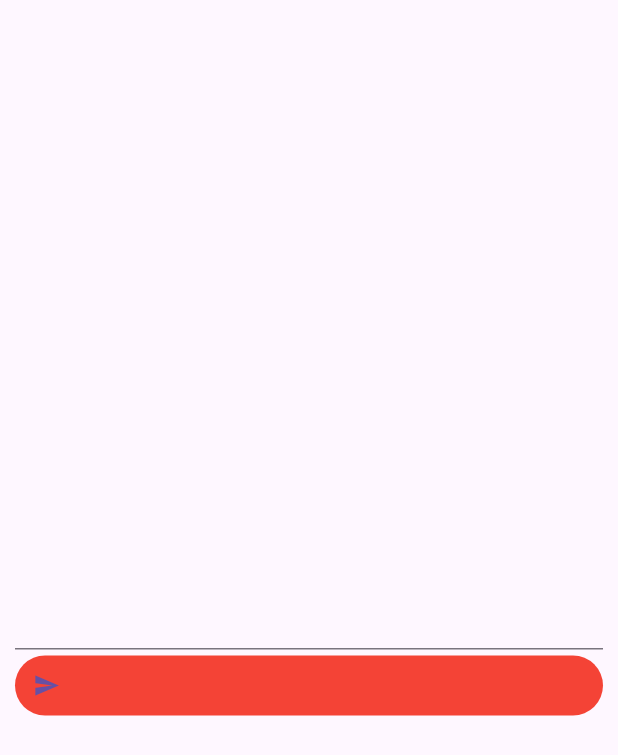
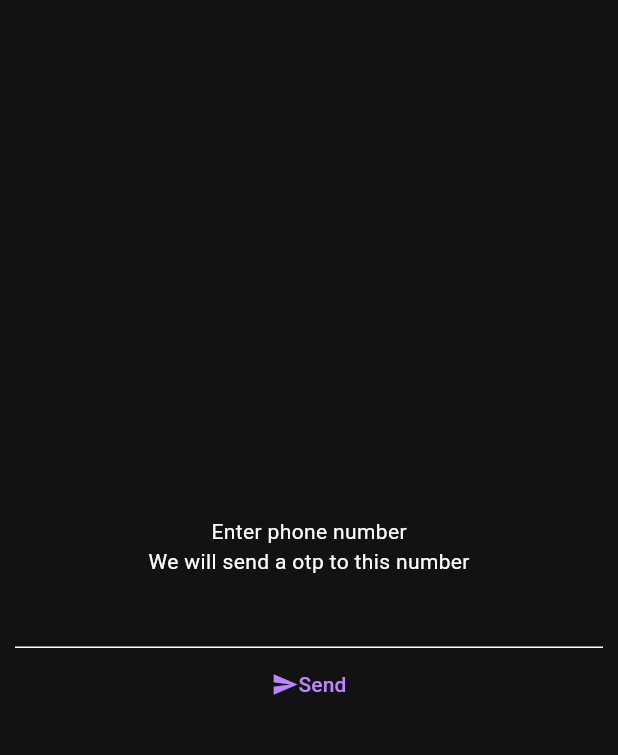
Before and after one commit to russianbulbasaur/LudoBattle, a Flutter app: the screen it shows after launch, on a phone screen of 412 x 824 dp. Shown: the top 755 px of the screen. Run offline on Flutter 3.47's test engine with Material 3 defaults, Android fonts, the phone set to English and light mode, and no system bars; our stand-ins replace equatable, firebase_auth, firebase_core, flutter_bloc, flutter_screenutil; accounts and stored records are empty.

Commit message:
Login page compl

```diff
--- a/lib/blocs/login/LoginBloc.dart
+++ b/lib/blocs/login/LoginBloc.dart
@@ -2,20 +2,21 @@ import 'package:flutter/material.dart';
 import 'package:flutter_bloc/flutter_bloc.dart';
 import 'package:ludo_macha/blocs/login/LoginBlocEvents.dart';
 import 'package:ludo_macha/blocs/login/LoginBlocStates.dart';
+import 'package:ludo_macha/repositories/login/login_repository.dart';
 
 class LoginBloc extends Bloc<LoginBlocEvent,LoginBlocState>{
-  LoginBloc():super(PhoneNumberState("", "", Icons.send, "",
-      Colors.red, "",LoginState.name,false)) {
-    on<OtpRequestedEvent>((event,emit) => emit(SendingOTPState("", "",
-        Icons.abc, "", Colors.black, "", LoginState.sendingOTP, true)));
-    on<OTPSentEvent>((event,emit) => emit(OTPState("", "",
-        Icons.abc, "", Colors.blue, "", LoginState.sendingOTP, true)));
-    on<OtpVerificationEvent>((event,emit) => emit(VerifyingOTPState("", "",
-        Icons.abc, "", Colors.green, "", LoginState.sendingOTP, true)));
-    on<OTPVerifiedEvent>((event,emit) => emit(NameState("", "",
-        Icons.abc, "", Colors.yellow, "", LoginState.sendingOTP, true)));
-    on<NameUploadEvent>((event,emit) => emit(UploadingNameState("", "",
-        Icons.abc, "", Colors.teal, "", LoginState.sendingOTP, true)));
+  final LoginRepository repo;
+  LoginBloc(this.repo):super(PhoneNumberState(LoginState.phone,false)) {
+    on<OtpRequestedEvent>((event,emit){
+      emit(SendingOTPState(LoginState.sendingOTP, true));
+      repo.sendOTP(event.phone,event.bloc);
+    });
+    on<OTPVerificationFailedEvent>((event,emit) => emit(ErrorState(LoginState.errorState,
+        false, "Failed to send otp")));
+    on<OTPSentEvent>((event,emit) => emit(OTPState(LoginState.otp, true)));
+    on<OtpVerificationEvent>((event,emit) => emit(VerifyingOTPState(LoginState.verifyingOTP, true)));
+    on<OTPVerifiedEvent>((event,emit) => emit(NameState(LoginState.name, true)));
+    on<NameUploadEvent>((event,emit) => emit(UploadingNameState(LoginState.uploadingName, true)));
     on<NameUploadedEvent>((event,emit){
 
     });
--- a/lib/blocs/login/LoginBlocEvents.dart
+++ b/lib/blocs/login/LoginBlocEvents.dart
@@ -1,7 +1,10 @@
+import 'LoginBloc.dart';
+
 abstract class LoginBlocEvent{}
 class OtpRequestedEvent extends LoginBlocEvent{
   String phone;
-  OtpRequestedEvent(this.phone);
+  LoginBloc bloc;
+  OtpRequestedEvent(this.phone,this.bloc);
 }
 
 class OtpVerificationEvent extends LoginBlocEvent{
@@ -11,8 +14,13 @@ class OtpVerificationEvent extends LoginBlocEvent{
 
 class NameUploadEvent extends LoginBlocEvent{}
 
-class OTPSentEvent extends LoginBlocEvent{}
+class OTPSentEvent extends LoginBlocEvent{
+  String _id;
+  OTPSentEvent(this._id);
+}
 
 class OTPVerifiedEvent extends LoginBlocEvent{}
 
 class NameUploadedEvent extends LoginBlocEvent{}
+
+class OTPVerificationFailedEvent extends LoginBlocEvent{}
--- a/lib/blocs/login/LoginBlocStates.dart
+++ b/lib/blocs/login/LoginBlocStates.dart
@@ -3,60 +3,56 @@ import 'package:flutter/material.dart';
 import 'package:ludo_macha/login.dart';
 
 abstract class LoginBlocState extends Equatable{
-  final String heading;
-  final String text;
   final LoginState enumState;
-  final IconData buttonIcon;
-  final String buttonText;
-  final Color primary;
-  final String hint;
   final bool showLoader;
-  const LoginBlocState(this.heading,this.text,this.buttonIcon,
-      this.buttonText,this.primary,this.hint,this.enumState,this.showLoader);
+  const LoginBlocState(this.enumState,this.showLoader);
 }
 
 enum LoginState{
-  phone,sendingOTP,otp,verifyingOTP,name,uploadingName
+  phone,sendingOTP,otp,verifyingOTP,name,uploadingName,errorState
 }
 
 class PhoneNumberState extends LoginBlocState{
-  PhoneNumberState(super.heading, super.text, super.buttonIcon,
-      super.buttonText, super.primary, super.hint,super.enumState,super.showLoader);
+  PhoneNumberState(super.enumState,super.showLoader);
   @override
   List<Object?> get props => [enumState];
 }
 
 class SendingOTPState extends LoginBlocState{
-  SendingOTPState(super.heading, super.text, super.buttonIcon, super.buttonText,
-      super.primary, super.hint,super.enumState,super.showLoader);
+  SendingOTPState(super.enumState,super.showLoader);
   @override
   List<Object?> get props => [enumState];
 }
 
 class OTPState extends LoginBlocState{
-  OTPState(super.heading, super.text, super.buttonIcon,
-      super.buttonText, super.primary, super.hint,super.enumState,super.showLoader);
+  OTPState(super.enumState,super.showLoader);
   @override
   List<Object?> get props => [enumState];
 }
 
+class ErrorState extends LoginBlocState{
+  final String text;
+  ErrorState(super.enumState,super.showLoader,this.text);
+
+  @override
+  // TODO: implement props
+  List<Object?> get props => [enumState];
+}
+
 class VerifyingOTPState extends LoginBlocState{
-  VerifyingOTPState(super.heading, super.text, super.buttonIcon, super.buttonText,
-      super.primary, super.hint,super.enumState,super.showLoader);
+  VerifyingOTPState(super.enumState,super.showLoader);
   @override
   List<Object?> get props => [enumState];
 }
 
 class NameState extends LoginBlocState{
-  NameState(super.heading, super.text, super.buttonIcon, super.buttonText,
-      super.primary, super.hint,super.enumState,super.showLoader);
+  NameState(super.enumState,super.showLoader);
   @override
   List<Object?> get props => [enumState];
 }
 
 class UploadingNameState extends LoginBlocState{
-  UploadingNameState(super.heading, super.text, super.buttonIcon, super.buttonText,
-      super.primary, super.hint,super.enumState,super.showLoader);
+  UploadingNameState(super.enumState,super.showLoader);
   @override
   List<Object?> get props => [enumState];
 }
--- a/lib/login.dart
+++ b/lib/login.dart
@@ -3,6 +3,7 @@ import 'package:flutter_bloc/flutter_bloc.dart';
 import 'package:ludo_macha/blocs/login/LoginBloc.dart';
 import 'package:ludo_macha/blocs/login/LoginBlocEvents.dart';
 import 'package:ludo_macha/blocs/login/LoginBlocStates.dart';
+import 'package:ludo_macha/repositories/login/login_repository.dart';
 class Login extends StatefulWidget {
   const Login({super.key});
 
@@ -11,7 +12,10 @@ class Login extends StatefulWidget {
 }
 
 class _LoginState extends State<Login> {
-  TextEditingController fieldController = TextEditingController();
+  TextEditingController phoneController = TextEditingController();
+  TextEditingController otpController = TextEditingController();
+  TextEditingController nameController = TextEditingController();
+  late LoginBloc _bloc;
   @override
   Widget build(BuildContext context) {
     return SafeArea(child: Scaffold(
@@ -30,35 +34,106 @@ class _LoginState extends State<Login> {
   }
 
   Widget infoBox(){
-    return BlocProvider(
-      create: (context) => LoginBloc(),
+    return RepositoryProvider(
+      create: (context) => LoginRepository(context),
+      child: BlocProvider(
+        create: (context) => LoginBloc(context.read<LoginRepository>()),
         child: SizedBox(width: MediaQuery.of(context).size.width,
         child: Padding(
           padding: const EdgeInsets.all(10.0),
           child: infoBoxContent(),
         ),),
+      ),
     );
   }
 
   Widget infoBoxContent(){
     return BlocConsumer<LoginBloc,LoginBlocState>(
       listener: (context,state){
+        errorDialog((state as ErrorState).text);
+      },
+      listenWhen: (prev,curr){
+        return curr.enumState==LoginState.errorState;
       },
       builder: (context,state){
+        _bloc = context.read<LoginBloc>();
+        switch(state.enumState){
+          case LoginState.sendingOTP:
+          case LoginState.phone:
+            return phoneNumberContent(state.showLoader);
+          case LoginState.verifyingOTP:
+          case LoginState.otp:
+            return otpContent(state.showLoader,"");
+          case LoginState.uploadingName:
+          case LoginState.name:
+            return nameContent(state.showLoader);
+          default:
+            return Container();
+        }
+      },
+      buildWhen: (prev,curr){
+        return curr.enumState!=LoginState.errorState;
+        },
+    );
+  }
+
+  Widget phoneNumberContent(bool showLoader){
     return Column(children: [
-          Text(state.heading),
-          Text(state.text),
-          TextField(controller: fieldController,),
+      Text("Enter phone number"),
+      Text("We will send a otp to this number"),
+      TextField(controller: phoneController,),
       TextButton(onPressed: (){
-            context.read<LoginBloc>().add(OtpRequestedEvent(fieldController.text));
-          },style: ButtonStyle(backgroundColor: MaterialStateProperty.all(state.primary),), child:
-          Row(children: [
-            Icon(state.buttonIcon),
-            Text(state.buttonText)
+        if(phoneController.text.trim().isEmpty) return;
+        _bloc.add(OtpRequestedEvent(phoneController.text,_bloc));
+      }, child:
+      Row(mainAxisAlignment: MainAxisAlignment.center,
+        children: [
+        Icon(Icons.send),
+        Text("Send")
       ],))
     ],);
   }
-    );
+
+  Widget otpContent(bool showLoader,number){
+    return Column(children: [
+      Text("Enter otp"),
+      Text("Enter the otp sent to "+number),
+      TextField(controller: otpController,),
+      TextButton(onPressed: (){
+
+      },
+          child:
+      Row(mainAxisAlignment: MainAxisAlignment.center,children: [
+        Icon(Icons.lock),
+        Text("Verify")
+      ],))
+    ],);
+  }
+
+  Widget nameContent(bool showLoader){
+    return Column(children: [
+      Text("What should we call you?"),
+      Text("Enter a nickname"),
+      TextField(controller: nameController,),
+      TextButton(onPressed: (){
+
+      }, child:
+      Row(mainAxisAlignment: MainAxisAlignment.center,children: [
+        Icon(Icons.save),
+        Text("Save")
+      ],))
+    ],);
+  }
+
+  void errorDialog(String text){
+    showDialog(context: context, builder: (context){
+      return AlertDialog(content: Column(children: [
+        Text(text),
+        TextButton(onPressed: (){
+          Navigator.pop(context);
+        }, child: Text("OK"))
+      ],),);
+    });
   }
 
 }
--- a/lib/main.dart
+++ b/lib/main.dart
@@ -1,10 +1,13 @@
+import 'package:firebase_core/firebase_core.dart';
 import 'package:flutter/material.dart';
 import 'package:flutter_screenutil/flutter_screenutil.dart';
 
 import 'CustomRouter.dart';
 import 'login.dart';
 
-void main() {
+void main() async{
+  WidgetsFlutterBinding.ensureInitialized();
+  await Firebase.initializeApp();
   runApp(const MyApp());
 }
 
@@ -19,6 +22,7 @@ class MyApp extends StatelessWidget {
         useMaterial3: true,
         buttonTheme: ButtonThemeData(shape:
         OutlineInputBorder(borderRadius: BorderRadius.circular(20))),
+        colorScheme: const ColorScheme.dark()
       ),
       onGenerateRoute: CustomRouter.generateRoute,
       initialRoute: "/login",
--- /dev/null
+++ b/lib/repositories/login/login_repository.dart
@@ -0,0 +1,34 @@
+import 'package:firebase_auth/firebase_auth.dart';
+import 'package:flutter/cupertino.dart';
+import 'package:flutter_bloc/flutter_bloc.dart';
+import 'package:ludo_macha/blocs/login/LoginBloc.dart';
+
+import '../../blocs/login/LoginBlocEvents.dart';
+
+class LoginRepository {
+  late LoginBloc _bloc;
+  FirebaseAuth auth = FirebaseAuth.instance;
+  final BuildContext context;
+  LoginRepository(this.context);
+  sendOTP(String number,LoginBloc bloc) async{
+    _bloc = bloc;
+    await auth.verifyPhoneNumber(phoneNumber:"+91$number",verificationCompleted: (creds){
+      _bloc.add(OTPVerifiedEvent());
+    }, verificationFailed: (execption){
+      print(execption);
+      _bloc.add(OTPVerificationFailedEvent());
+    }, codeSent: (id,resendId){
+      _bloc.add(OTPSentEvent(id));
+    }, codeAutoRetrievalTimeout: (time){
+
+    });
+    }
+
+  authenticate(String otp,String id) async{
+    _bloc = context.read<LoginBloc>();
+    PhoneAuthCredential creds = PhoneAuthProvider.credential(verificationId: id, smsCode: otp);
+    auth.signInWithCredential(creds).then((value){
+      _bloc.add(OTPVerifiedEvent());
+    });
+  }
+}
--- a/pubspec.yaml
+++ b/pubspec.yaml
@@ -40,6 +40,8 @@ dependencies:
   flutter_bloc: ^8.1.5
   flutter_screenutil: ^5.9.3
   equatable: ^2.0.5
+  firebase_core: ^3.1.0
+  firebase_auth: ^5.1.0
 
 dev_dependencies:
   flutter_test:
```
Also changed, not shown: firebase.json (added), lib/firebase_options.dart (added), lib/repositories/login/request_otp.dart (deleted), lib/repositories/login/upload_name.dart (deleted), lib/repositories/login/verify_otp.dart (deleted), pubspec.lock, 4 other files. Lines whose indentation alone changed are shown as unchanged.
